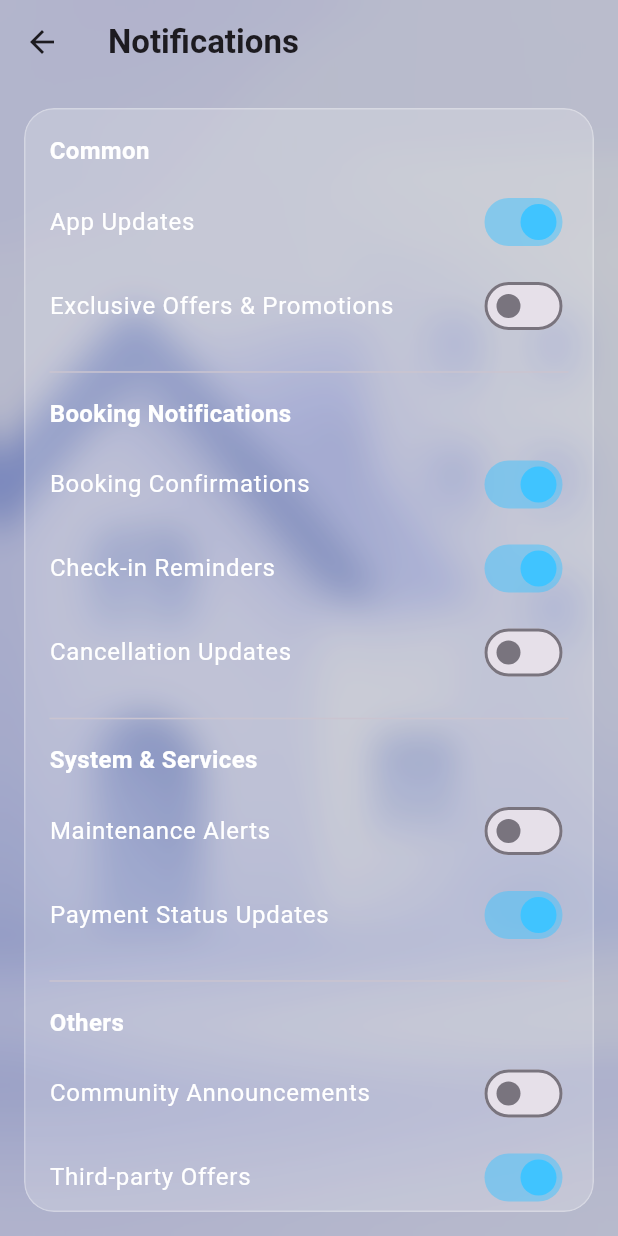
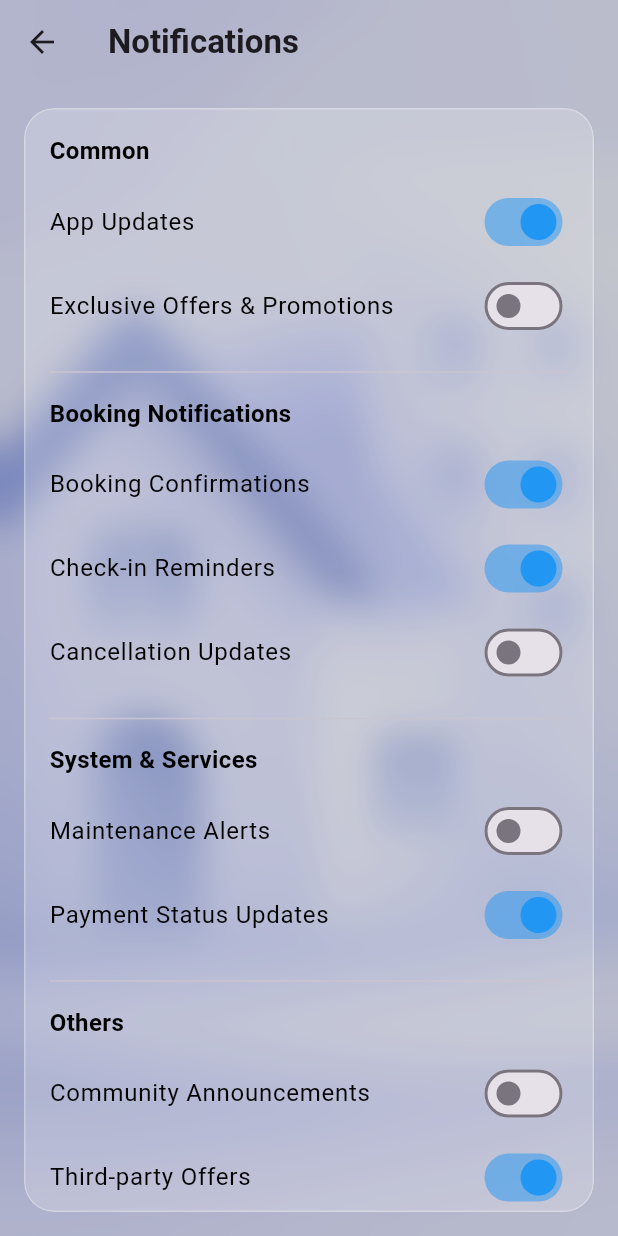
Before and after one commit to Naman9528/Real-Estate-App, a Flutter app: the NotificationSettings screen opened directly, on a phone screen of 412 x 824 dp. Run offline on Flutter 3.47's test engine with Material 3 defaults, Android fonts, the phone set to English and light mode, and no system bars; our stand-ins replace flutter_staggered_animations.

Commit message:
Notification text in black

```diff
--- a/lib/settings_notification.dart
+++ b/lib/settings_notification.dart
@@ -101,21 +101,21 @@
       padding: const EdgeInsets.only(bottom: 8),
       child: Text(
         title,
-        style: const TextStyle(fontWeight: FontWeight.bold, fontSize: 16, color: Colors.white),
+        style: const TextStyle(fontWeight: FontWeight.bold, fontSize: 16, color: Colors.black),
       ),
     );
   }
 
   Widget _buildSwitchTile(String title, List<bool> list, int index) {
     return SwitchListTile(
-      title: Text(title, style: const TextStyle(color: Colors.white)),
+      title: Text(title, style: const TextStyle(color: Colors.black)),
       value: list[index],
       onChanged: (val) {
         setState(() {
           list[index] = val;
         });
       },
-      activeColor: Colors.lightBlueAccent,
+      activeColor: Colors.blue,
       contentPadding: const EdgeInsets.symmetric(horizontal: 0),
     );
   }
--- a/lib/settings_security.dart
+++ b/lib/settings_security.dart
@@ -108,7 +108,7 @@
                       children: [
                         const Text(
                           'Change password',
-                          style: TextStyle(fontSize: 22, fontWeight: FontWeight.bold, color: Colors.white),
+                          style: TextStyle(fontSize: 22, fontWeight: FontWeight.bold, color: Colors.black),
                         ),
                         const SizedBox(height: 30),
                         _buildPasswordField('Current password', currentPasswordController),
@@ -118,7 +118,7 @@
                           padding: EdgeInsets.only(top: 4, bottom: 16),
                           child: Text(
                             'Your password must be at least 6 characters long.',
-                            style: TextStyle(color: Colors.white70),
+                            style: TextStyle(color: Colors.blueGrey),
                           ),
                         ),
                         SizedBox(
```
